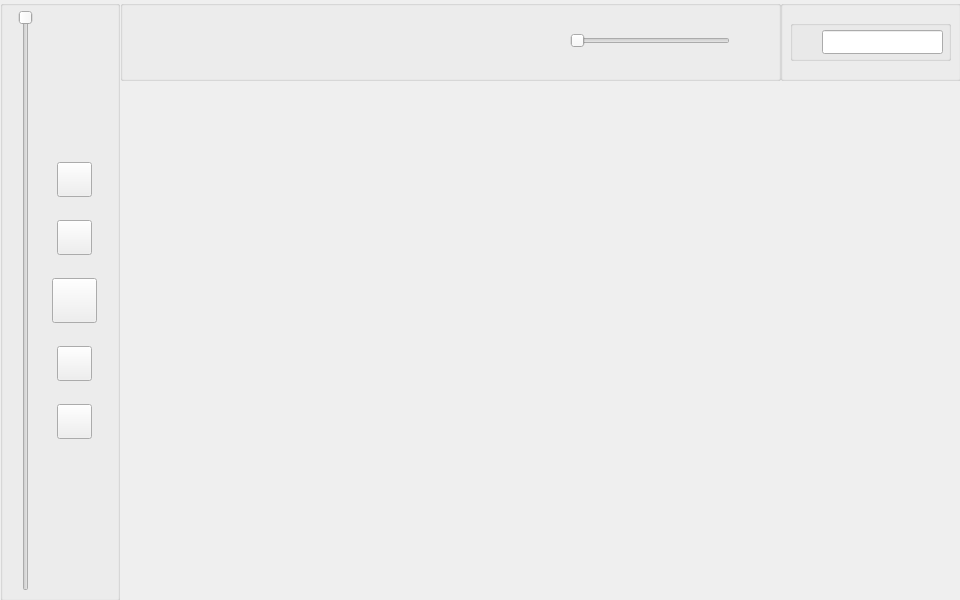
This is layout/mainwindow.ui in MCMi460/razor as Qt 5 draws it before an edit. The edited form follows.
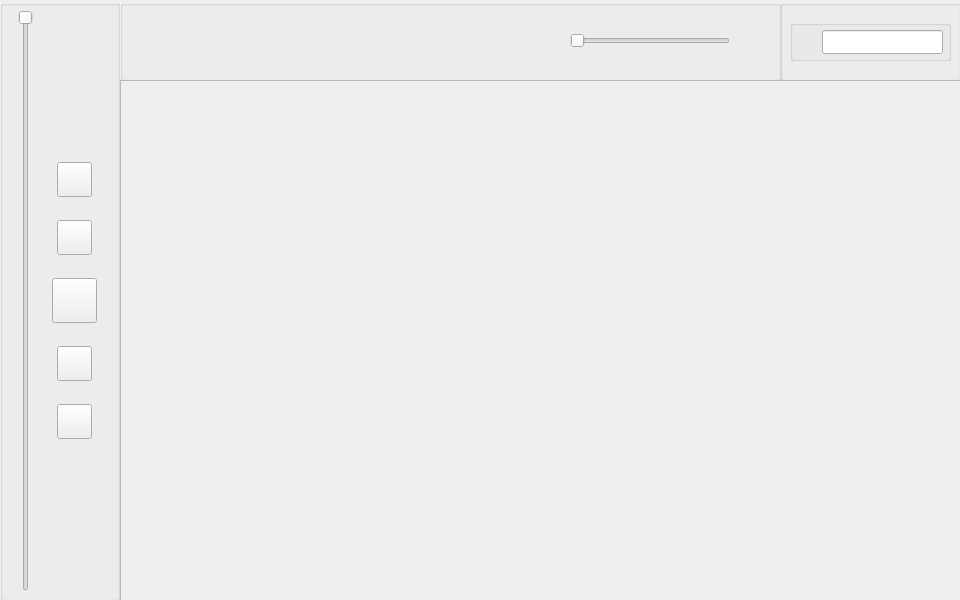
This is the edited form.

```diff
--- a/layout/mainwindow.ui
+++ b/layout/mainwindow.ui
@@ -252,6 +252,29 @@
     </widget>
    </widget>
   </widget>
+  <widget class="QScrollArea" name="musicArea">
+   <property name="geometry">
+    <rect>
+     <x>120</x>
+     <y>80</y>
+     <width>841</width>
+     <height>521</height>
+    </rect>
+   </property>
+   <property name="widgetResizable">
+    <bool>true</bool>
+   </property>
+   <widget class="QWidget" name="musicContents">
+    <property name="geometry">
+     <rect>
+      <x>0</x>
+      <y>0</y>
+      <width>839</width>
+      <height>519</height>
+     </rect>
+    </property>
+   </widget>
+  </widget>
  </widget>
  <resources/>
  <connections/>
```
Left out of the diff: 2 changed lines with no effect on the pictures.
